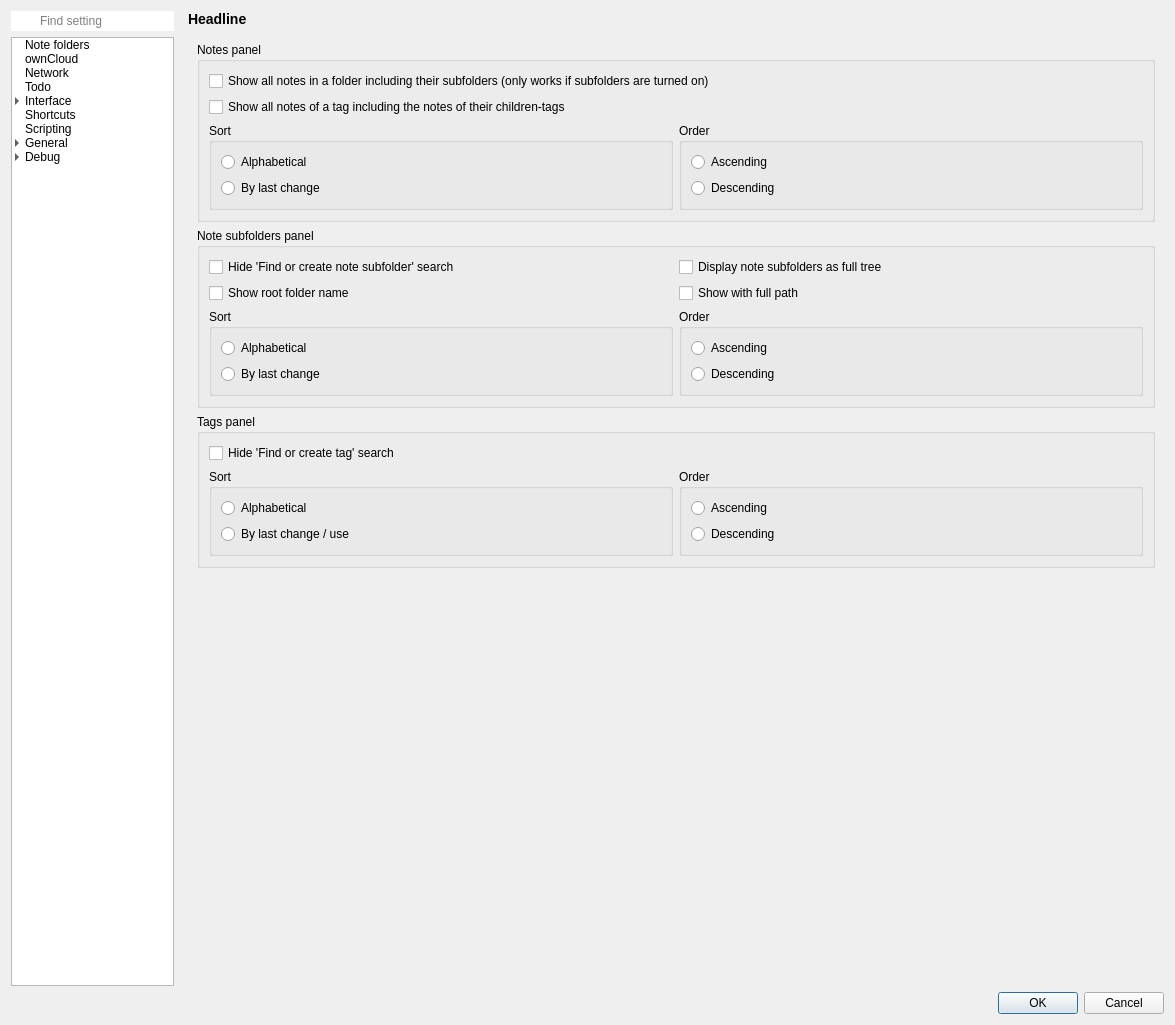
Above: src/dialogs/settingsdialog.ui from pbek/QOwnNotes before the change. Below: the same form after it.
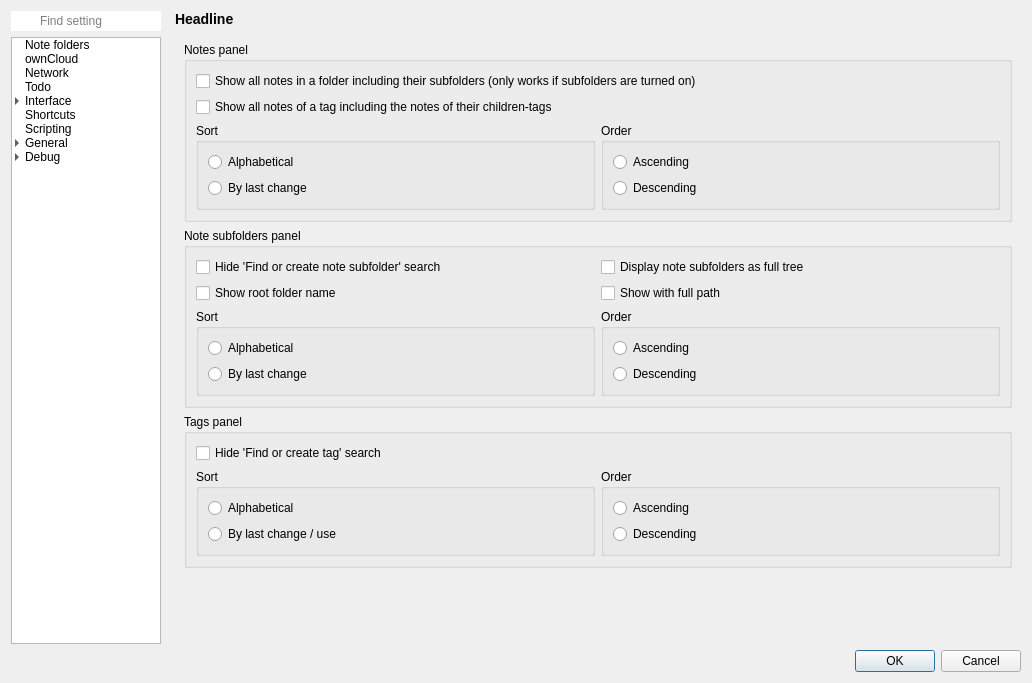
That is the form after the change. The open tabs and pages were chosen to show the change. Icons and pictures are not drawn. Custom widgets are drawn as their Qt base class.

Commit message: fixed dialog size and an object name

Diff of the .ui file:
```diff
--- a/src/dialogs/settingsdialog.ui
+++ b/src/dialogs/settingsdialog.ui
@@ -6,8 +6,8 @@
    <rect>
     <x>0</x>
     <y>0</y>
-    <width>1175</width>
-    <height>1025</height>
+    <width>600</width>
+    <height>400</height>
    </rect>
   </property>
   <property name="sizePolicy">
@@ -4395,7 +4395,7 @@
             <property name="enabled">
              <bool>true</bool>
             </property>
-            <layout class="QGridLayout" name="gridLayout_55">
+            <layout class="QGridLayout" name="gridLayout_63">
              <item row="3" column="0">
               <widget class="QGroupBox" name="tagsPanelGroupBox">
                <property name="title">
```
